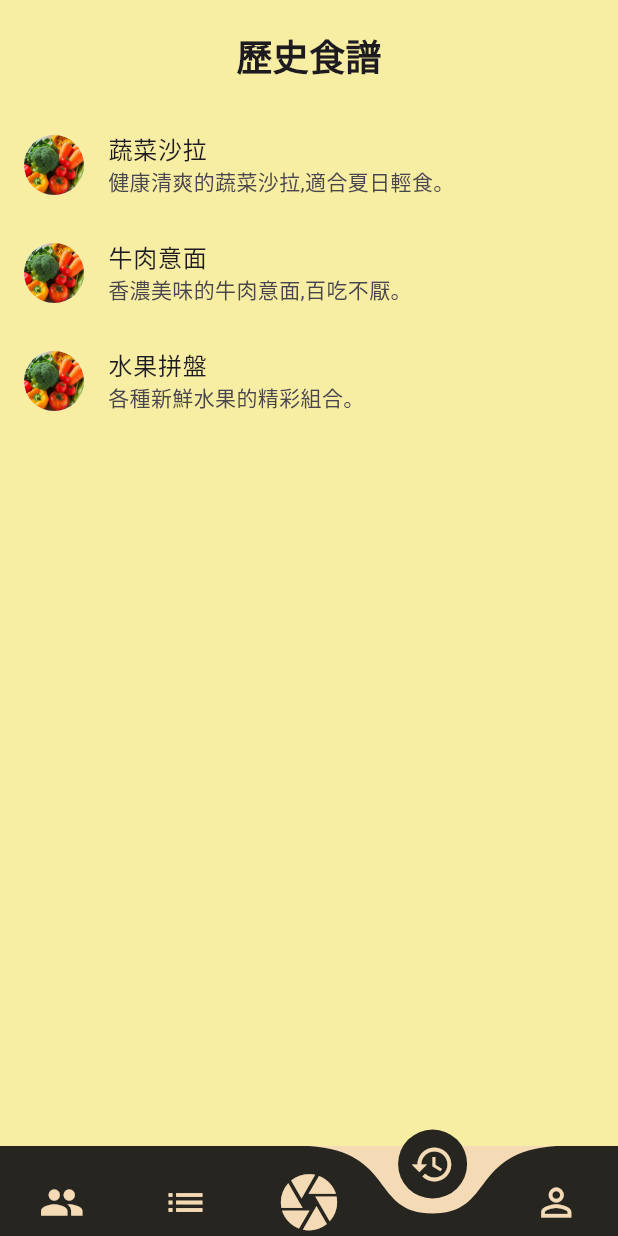
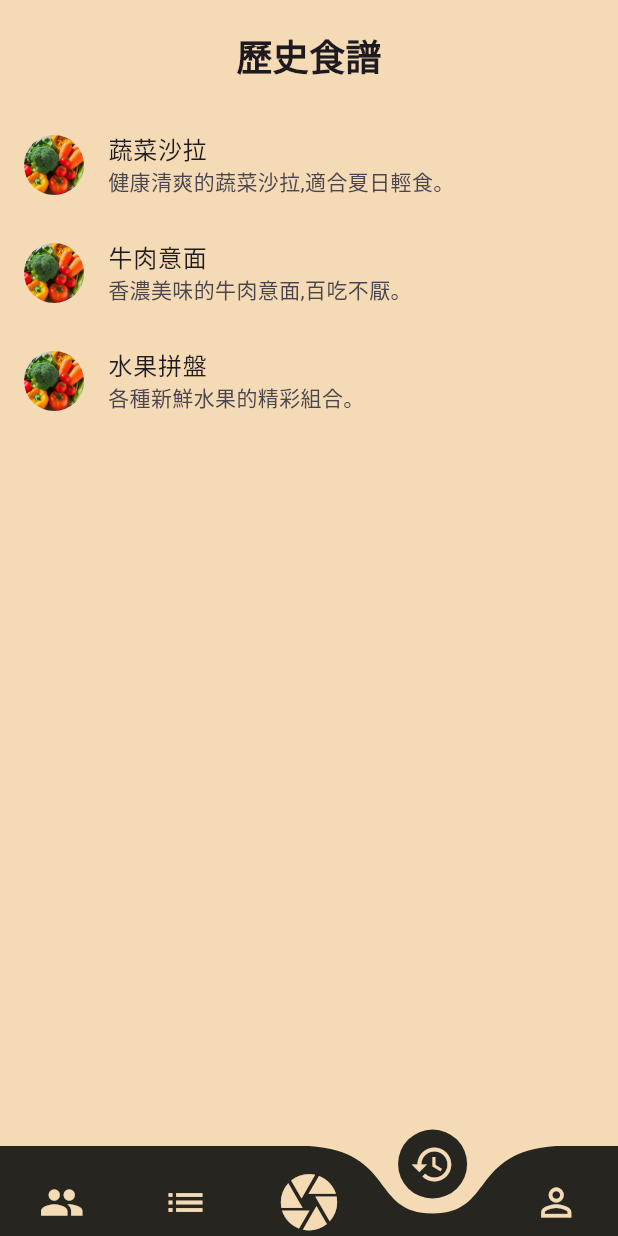
Before and after one commit to AaliyahWu/RecipeGPT, a Flutter app: the HomePage screen opened directly, item 4 of the bottom bar chosen, on a phone screen of 412 x 824 dp. Run offline on Flutter 3.47's test engine with Material 3 defaults, Android fonts, the phone set to English and light mode, and no system bars; our stand-ins replace camera, carousel_slider, curved_navigation_bar, get, image_picker, permission_handler and 1 more; missing offline and left inert: flutter_tflite, mysql1; project files that could hold a hidden picture were left out.

Commit message:
小改畫面顏色

```diff
--- a/lib/homepage.dart
+++ b/lib/homepage.dart
@@ -421,7 +421,7 @@ class _HomePageState extends State<HomePage> {
         ];
 
         return Container(
-          color: Color.fromARGB(255, 247, 238, 163),
+          color: Color(0xFFF4DAB5),
           child: Column(
             children: [
               SizedBox(height: 20),
```
